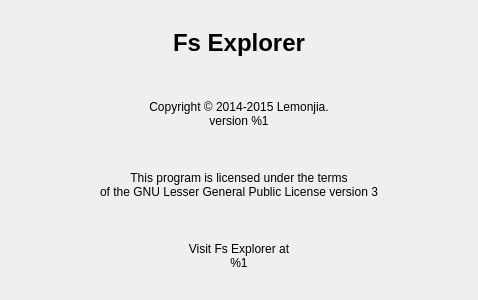
Qt form fs-explorer/src/aboutdialog.ui (craftslab/fsexplorer) before a commit.
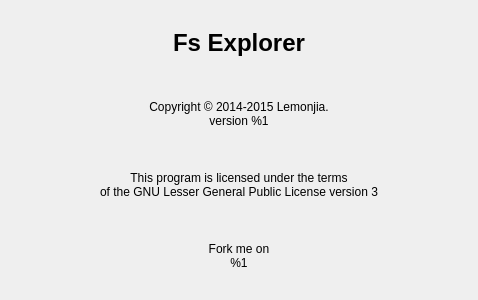
The same form after that commit.

Commit message: [fs-explorer]: update version info for 15.08 release.

Patch:
```diff
--- a/fs-explorer/src/aboutdialog.ui
+++ b/fs-explorer/src/aboutdialog.ui
@@ -51,7 +51,7 @@
        <item>
         <widget class="QLabel" name="mHomepage">
          <property name="text">
-          <string>&lt;html&gt;&lt;head/&gt;&lt;body&gt;&lt;p align=&quot;center&quot;&gt;Visit Fs Explorer at&lt;br&gt;%1&lt;/p&gt;&lt;/body&gt;&lt;/html&gt;</string>
+          <string>&lt;html&gt;&lt;head/&gt;&lt;body&gt;&lt;p align=&quot;center&quot;&gt;Fork me on&lt;br&gt;%1&lt;/p&gt;&lt;/body&gt;&lt;/html&gt;</string>
          </property>
          <property name="wordWrap">
           <bool>true</bool>
```
The commit also changes 3 other files.
